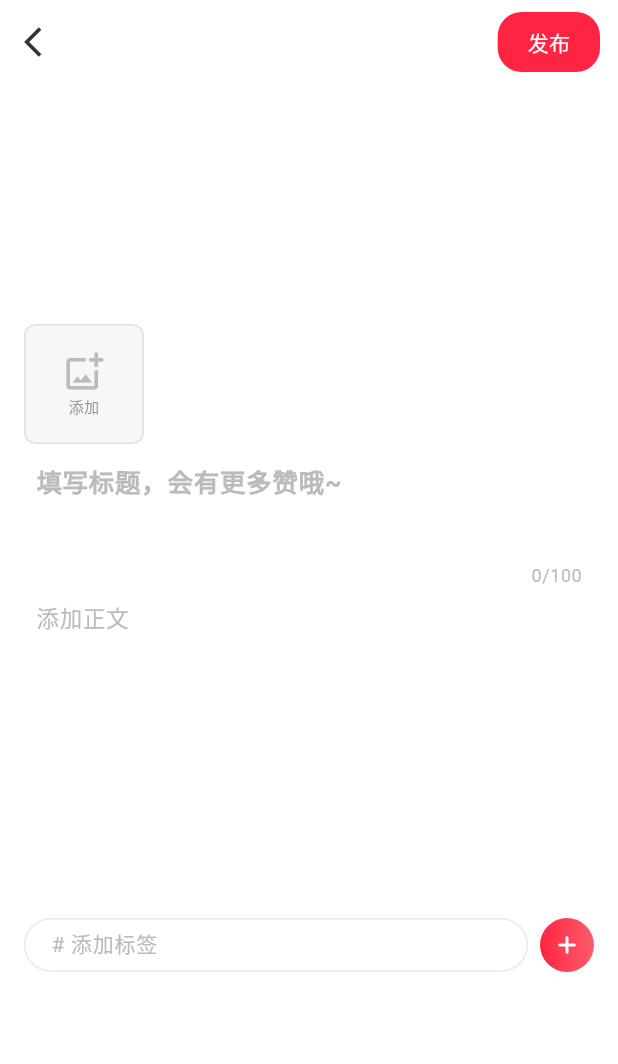
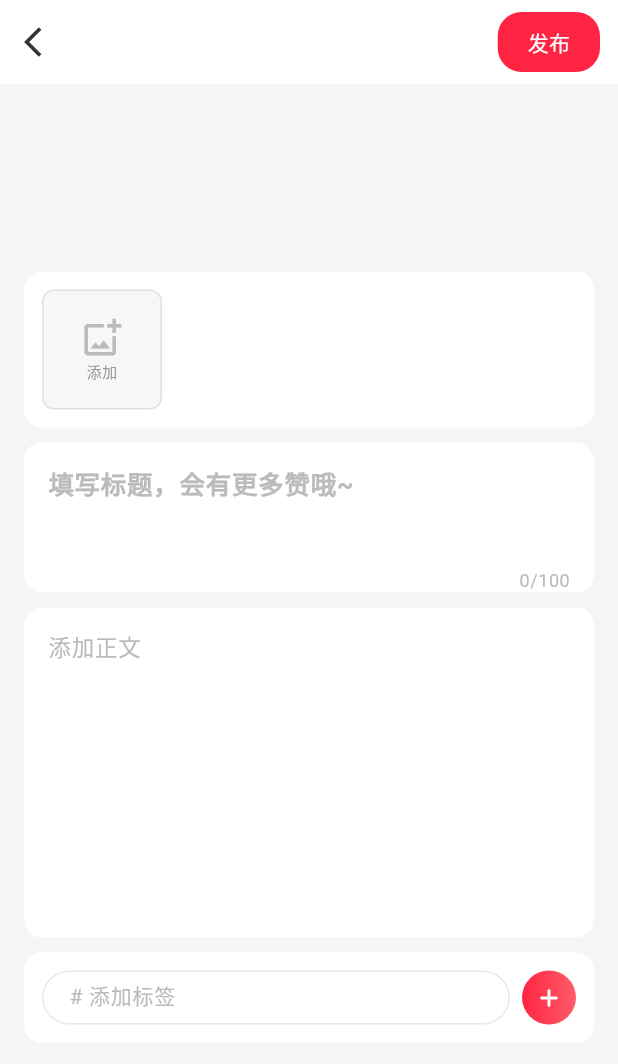
Before and after one commit to huddnyuesdi-cmd/yue-app, a Flutter app: the PublishPage screen opened directly, on a phone screen of 412 x 824 dp. Shown: the top 1064 px of the screen. Run offline on Flutter 3.47's test engine with Material 3 defaults, Android fonts, the phone set to English and light mode, and no system bars; our stand-ins replace dio, image_picker, open_filex, package_info_plus, permission_handler, shared_preferences; accounts and stored records are empty.

Commit message:
Add responsive layout and independent section containers to publish page
- LayoutConfig: add getPublishHorizontalPadding() and getMediaThumbnailSize()
  responsive helpers; change getPublishMaxWidth() to return screenWidth on small
  screens for true full-width adaptation
- Publish page: wrap upload area, title, and content in independent white
  Container widgets with border-radius for visual separation
- Use light gray background (0xFFF5F5F5) to contrast white section cards
- Responsive horizontal padding (16/20/24px) and media thumbnails (80/90/100px)
  based on screen width breakpoints
- Add 12px top padding for proper vertical positioning

Co-authored-by: huddnyuesdi-cmd <262306562+huddnyuesdi-cmd@users.noreply.github.com>

```diff
--- a/yue_app/lib/config/layout_config.dart
+++ b/yue_app/lib/config/layout_config.dart
@@ -4,7 +4,19 @@ class LayoutConfig {
   static double getPublishMaxWidth(double screenWidth) {
     if (screenWidth >= 1200) return 680;
     if (screenWidth >= 768) return 600;
-    return 480;
+    return screenWidth;
+  }
+
+  static double getPublishHorizontalPadding(double screenWidth) {
+    if (screenWidth >= 768) return 24;
+    if (screenWidth >= 480) return 20;
+    return 16;
+  }
+
+  static double getMediaThumbnailSize(double screenWidth) {
+    if (screenWidth >= 768) return 100;
+    if (screenWidth >= 480) return 90;
+    return 80;
   }
 
   static int getGridColumnCount(double width) {
--- a/yue_app/lib/pages/publish_page.dart
+++ b/yue_app/lib/pages/publish_page.dart
@@ -254,9 +254,11 @@ class _PublishPageState extends State<PublishPage> {
   Widget build(BuildContext context) {
     final screenWidth = MediaQuery.of(context).size.width;
     final publishMaxWidth = LayoutConfig.getPublishMaxWidth(screenWidth);
+    final hPadding = LayoutConfig.getPublishHorizontalPadding(screenWidth);
+    final thumbSize = LayoutConfig.getMediaThumbnailSize(screenWidth);
 
     return Scaffold(
-      backgroundColor: Colors.white,
+      backgroundColor: const Color(0xFFF5F5F5),
       appBar: AppBar(
         backgroundColor: Colors.white,
         elevation: 0,
@@ -288,43 +290,76 @@ class _PublishPageState extends State<PublishPage> {
         child: ConstrainedBox(
           constraints: BoxConstraints(maxWidth: publishMaxWidth),
           child: SingleChildScrollView(
-            padding: const EdgeInsets.fromLTRB(16, 0, 16, 16),
+            padding: EdgeInsets.fromLTRB(hPadding, 12, hPadding, 16),
             child: Column(
               crossAxisAlignment: CrossAxisAlignment.start,
               children: [
-                // Compact media section (top-left)
-                _buildMediaSection(),
-                // Title input
-                TextField(
+                // Upload area container
+                Container(
+                  width: double.infinity,
+                  padding: const EdgeInsets.all(12),
+                  decoration: BoxDecoration(
+                    color: Colors.white,
+                    borderRadius: BorderRadius.circular(12),
+                  ),
+                  child: _buildMediaSection(thumbSize),
+                ),
+                const SizedBox(height: 10),
+                // Title container
+                Container(
+                  width: double.infinity,
+                  padding: const EdgeInsets.symmetric(horizontal: 4),
+                  decoration: BoxDecoration(
+                    color: Colors.white,
+                    borderRadius: BorderRadius.circular(12),
+                  ),
+                  child: TextField(
                     controller: _titleController,
                     decoration: const InputDecoration(
                       hintText: '填写标题，会有更多赞哦~',
                       hintStyle: TextStyle(fontSize: 17, color: Color(0xFFBBBBBB), fontWeight: FontWeight.w600),
                       border: InputBorder.none,
-                    contentPadding: EdgeInsets.symmetric(horizontal: 8, vertical: 12),
+                      contentPadding: EdgeInsets.symmetric(horizontal: 12, vertical: 14),
                       counterStyle: TextStyle(color: Color(0xFFBBBBBB)),
                     ),
                     style: const TextStyle(fontSize: 17, fontWeight: FontWeight.w600, color: Color(0xFF333333)),
                     maxLength: 100,
                     maxLines: 2,
                   ),
-                // Content input
-                TextField(
+                ),
+                const SizedBox(height: 10),
+                // Content container
+                Container(
+                  width: double.infinity,
+                  padding: const EdgeInsets.symmetric(horizontal: 4),
+                  decoration: BoxDecoration(
+                    color: Colors.white,
+                    borderRadius: BorderRadius.circular(12),
+                  ),
+                  child: TextField(
                     controller: _contentController,
                     decoration: const InputDecoration(
                       hintText: '添加正文',
                       hintStyle: TextStyle(fontSize: 15, color: Color(0xFFBBBBBB)),
                       border: InputBorder.none,
-                    contentPadding: EdgeInsets.symmetric(horizontal: 8, vertical: 8),
+                      contentPadding: EdgeInsets.symmetric(horizontal: 12, vertical: 14),
                     ),
                     style: const TextStyle(fontSize: 15, color: Color(0xFF333333), height: 1.6),
                     maxLines: null,
                     minLines: 8,
                   ),
+                ),
                 // Upload status
                 if (_isUploading)
                   Padding(
-                    padding: const EdgeInsets.only(top: 8),
+                    padding: const EdgeInsets.only(top: 10),
+                    child: Container(
+                      width: double.infinity,
+                      padding: const EdgeInsets.symmetric(horizontal: 12, vertical: 10),
+                      decoration: BoxDecoration(
+                        color: Colors.white,
+                        borderRadius: BorderRadius.circular(12),
+                      ),
                       child: const Row(
                         children: [
                           SizedBox(
@@ -336,9 +371,17 @@ class _PublishPageState extends State<PublishPage> {
                         ],
                       ),
                     ),
+                  ),
                 // Tags section
                 Padding(
-                  padding: const EdgeInsets.only(top: 12),
+                  padding: const EdgeInsets.only(top: 10),
+                  child: Container(
+                    width: double.infinity,
+                    padding: const EdgeInsets.all(12),
+                    decoration: BoxDecoration(
+                      color: Colors.white,
+                      borderRadius: BorderRadius.circular(12),
+                    ),
                     child: Column(
                       crossAxisAlignment: CrossAxisAlignment.start,
                       children: [
@@ -419,6 +462,7 @@ class _PublishPageState extends State<PublishPage> {
                       ],
                     ),
                   ),
+                ),
               ],
             ),
           ),
@@ -427,7 +471,7 @@ class _PublishPageState extends State<PublishPage> {
     );
   }
 
-  Widget _buildMediaSection() {
+  Widget _buildMediaSection(double thumbSize) {
     // Build list of media items: images first, then video
     final List<_MediaItem> mediaItems = [];
 
@@ -448,8 +492,8 @@ class _PublishPageState extends State<PublishPage> {
         child: GestureDetector(
           onTap: _showAddMediaSheet,
           child: Container(
-            width: 80,
-            height: 80,
+            width: thumbSize,
+            height: thumbSize,
             decoration: BoxDecoration(
               color: const Color(0xFFF7F7F8),
               borderRadius: BorderRadius.circular(8),
@@ -472,7 +516,7 @@ class _PublishPageState extends State<PublishPage> {
     final int itemCount = mediaItems.length + (showAddButton ? 1 : 0);
 
     return SizedBox(
-      height: 80,
+      height: thumbSize,
       child: ListView.separated(
         scrollDirection: Axis.horizontal,
         itemCount: itemCount,
@@ -483,8 +527,8 @@ class _PublishPageState extends State<PublishPage> {
             return GestureDetector(
               onTap: _showAddMediaSheet,
               child: Container(
-                width: 80,
-                height: 80,
+                width: thumbSize,
+                height: thumbSize,
                 decoration: BoxDecoration(
                   color: const Color(0xFFF7F7F8),
                   borderRadius: BorderRadius.circular(8),
@@ -504,27 +548,27 @@ class _PublishPageState extends State<PublishPage> {
 
           final item = mediaItems[index];
           if (item.type == _MediaType.image) {
-            return _buildImageItem(item.index);
+            return _buildImageItem(item.index, thumbSize);
           } else {
-            return _buildVideoItem();
+            return _buildVideoItem(thumbSize);
           }
         },
       ),
     );
   }
 
-  Widget _buildImageItem(int index) {
+  Widget _buildImageItem(int index, double size) {
     return SizedBox(
-      width: 80,
-      height: 80,
+      width: size,
+      height: size,
       child: Stack(
         children: [
           ClipRRect(
             borderRadius: BorderRadius.circular(8),
             child: Image.file(
               _selectedImages[index],
-              width: 80,
-              height: 80,
+              width: size,
+              height: size,
               fit: BoxFit.cover,
             ),
           ),
@@ -549,15 +593,15 @@ class _PublishPageState extends State<PublishPage> {
     );
   }
 
-  Widget _buildVideoItem() {
+  Widget _buildVideoItem(double size) {
     return SizedBox(
-      width: 80,
-      height: 80,
+      width: size,
+      height: size,
       child: Stack(
         children: [
           Container(
-            width: 80,
-            height: 80,
+            width: size,
+            height: size,
             decoration: BoxDecoration(
               color: const Color(0xFF1A1A1A),
               borderRadius: BorderRadius.circular(8),
```
Lines whose indentation alone changed are shown as unchanged.
